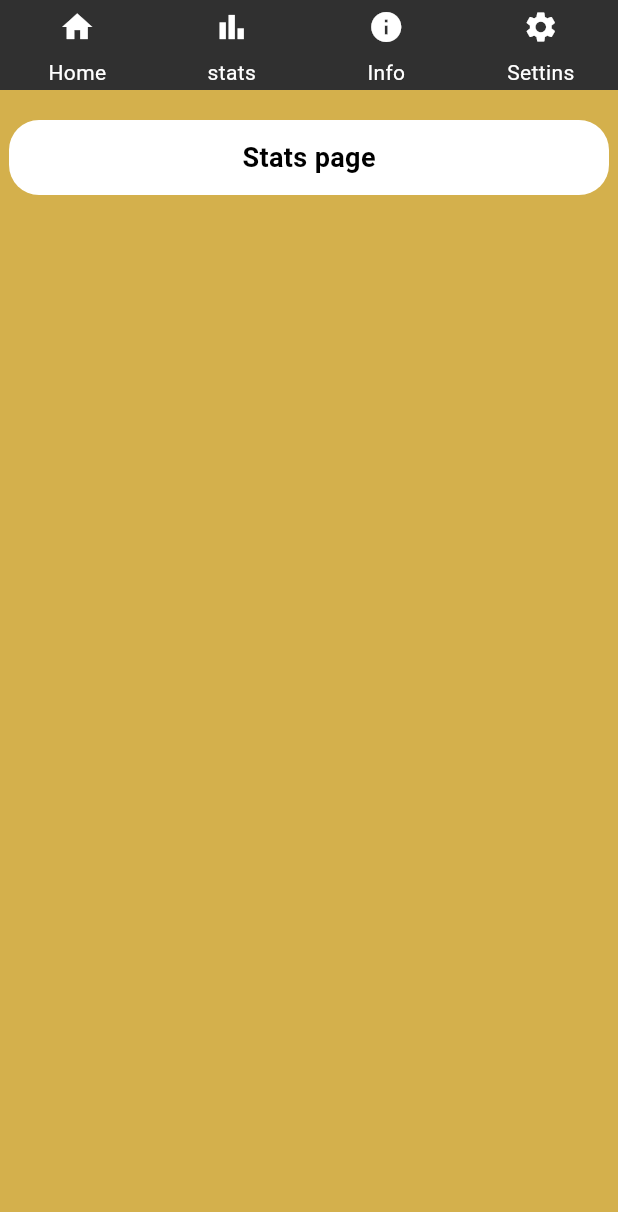
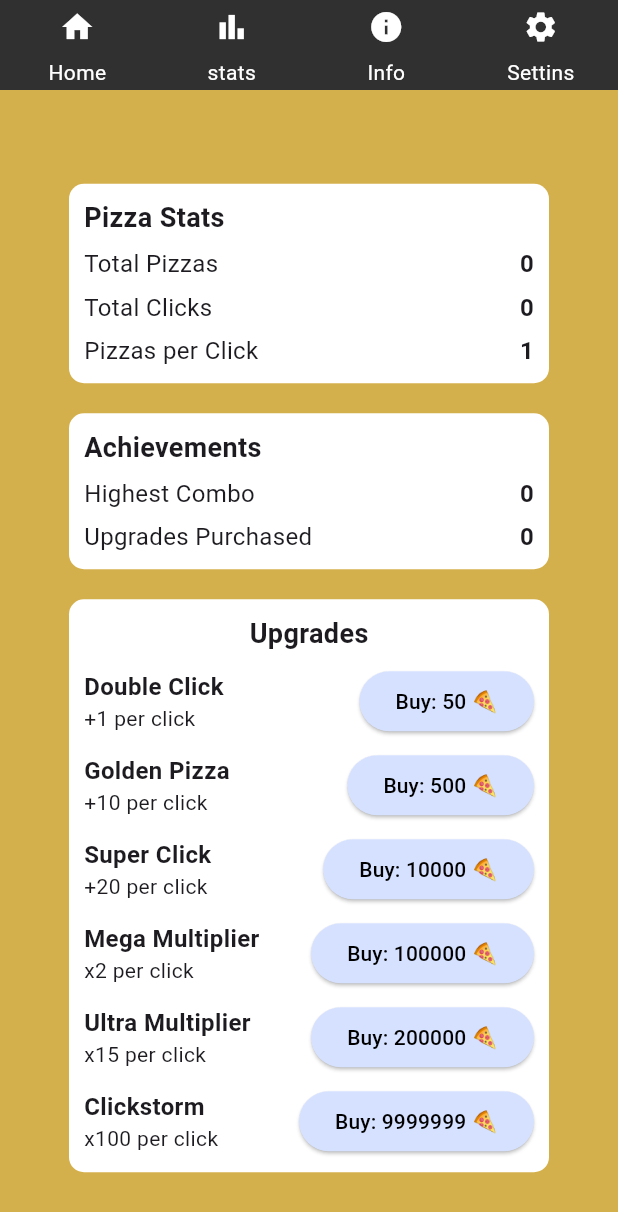
Before and after one commit to augi07/PizzaClicker, a Flutter app: the screen it shows after launch, item 2 of the bottom bar chosen, on a phone screen of 412 x 824 dp. Shown: the top 1212 px of the screen. Run offline on Flutter 3.47's test engine with Material 3 defaults, Android fonts, the phone set to English and light mode, and no system bars; our stand-ins replace shared_preferences.

Commit message:
adding upgrade sys into game in Stats file and fixing container size

```diff
--- a/lib/home.dart
+++ b/lib/home.dart
@@ -16,6 +16,8 @@ class MyHomePage extends StatefulWidget {
 }
 
 class _MyHomePageState extends State<MyHomePage> {
+  int _totalPizzas = 0;
+  int _pizzasPerClick = 1;
   int _counter = 0;
   int currentPageIndex = 0;
   double _imageSize = 300;
@@ -36,15 +38,25 @@ class _MyHomePageState extends State<MyHomePage> {
     final prefs = await SharedPreferences.getInstance();
     setState(() {
       _counter = (prefs.getInt('counter') ?? 0);
+      _totalPizzas = prefs.getInt('totalPizzas') ?? 0;
+      _pizzasPerClick = prefs.getInt('pizzasPerClick') ?? 1;
     });
+  }
+
+  Future<void> _saveGame() async {
+    final prefs = await SharedPreferences.getInstance();
+    await prefs.setInt('totalPizzas', _totalPizzas);
+    await prefs.setInt('pizzasPerClick', _pizzasPerClick);
   }
 
   Future<void> incrementCounter() async {
     final prefs = await SharedPreferences.getInstance();
     setState(() {
       _counter = (prefs.getInt('counter') ?? 0) + 1;
+      _totalPizzas += _pizzasPerClick;
       prefs.setInt('counter', _counter);
     });
+    await _saveGame();
   }
 
   @override
@@ -66,7 +78,10 @@ class _MyHomePageState extends State<MyHomePage> {
                 backgroundColor: Color.fromARGB(255, 48, 48, 48),
                 height: 60,
                 selectedIndex: currentPageIndex,
-                onDestinationSelected: (int index) {
+                onDestinationSelected: (int index) async {
+                  if (index == 0) {
+                    await _loadCounter();
+                  }
                   setState(() {
                     currentPageIndex = index;
                   });
@@ -109,7 +124,7 @@ class _MyHomePageState extends State<MyHomePage> {
                       style: TextStyle(fontSize: 24, fontWeight: FontWeight.w400, color: Colors.white70 ),
                     ),
                     Text(
-                      '$_counter',
+                      '$_totalPizzas',
                       style: TextStyle(fontSize: 40, fontWeight: FontWeight.w900, ),
                     ),
                   ],
@@ -155,9 +170,9 @@ class _MyHomePageState extends State<MyHomePage> {
                 child: Column(
                   mainAxisSize: MainAxisSize.min,
                   children: <Widget>[
-                    const Text(
-                      '1 pizzas per click',
-                      style: TextStyle(fontSize: 15, fontWeight: FontWeight.w400, color: Colors.white60 ),
+                    Text(
+                      '$_pizzasPerClick pizzas per click',
+                      style: const TextStyle(fontSize: 15, fontWeight: FontWeight.w400, color: Colors.white60),
                     ),
                   ],
                 ),
--- a/lib/statsContent.dart
+++ b/lib/statsContent.dart
@@ -1,28 +1,171 @@
 import 'package:flutter/material.dart';
+import 'package:shared_preferences/shared_preferences.dart';
 
-class StatsContent extends StatelessWidget {
+
+class StatsContent extends StatefulWidget {
+  const StatsContent({Key? key}) : super(key: key);
+
   @override
-  Widget build(BuildContext context) {
-    return Center(
+  State<StatsContent> createState() => _StatsContentState();
+}
+
+class _StatsContentState extends State<StatsContent> {
+  int totalPizzas = 0;
+  int totalClicks = 0;
+  int pizzasPerClick = 1;
+  int highestCombo = 0;
+  int upgradesPurchased = 0;
+
+
+  Future<void> loadPrefs() async {
+    final prefs = await SharedPreferences.getInstance();
+    setState(() {
+      totalPizzas = prefs.getInt('totalPizzas') ?? 0;
+      pizzasPerClick = prefs.getInt('pizzasPerClick') ?? 1;
+      upgradesPurchased = prefs.getInt('upgradesPurchased') ?? 0;
+    });
+  }
+
+  Future<void> buyUpgrade(int cost, int type) async {
+    if (totalPizzas < cost) return;
+
+    final prefs = await SharedPreferences.getInstance();
+    totalPizzas -= cost;
+    upgradesPurchased++;
+
+    switch (type) {
+      case 1: // Double Click (+2 per upgrade)
+        pizzasPerClick += 1;
+      case 2: // Golden Pizza (+10 per click)
+        pizzasPerClick += 10;
+      case 3: // Super Click (+ 20 per click)
+        pizzasPerClick += 20;
+      case 4: // Ultra Multiplier (×2)
+        pizzasPerClick *= 2;
+      case 5: // Ultra Multiplier (×15)
+        pizzasPerClick *= 15;
+      case 6: // Ultra Multiplier (×100)
+        pizzasPerClick *= 100;
+    }
+
+    await prefs.setInt('totalPizzas', totalPizzas);
+    await prefs.setInt('pizzasPerClick', pizzasPerClick);
+    await prefs.setInt('upgradesPurchased', upgradesPurchased);
+    setState(() {});
+  }
+
+  @override
+  void initState() {
+    super.initState();
+    loadPrefs();
+  }
+
+  Widget statCard(String title, Map<String, dynamic> stats) {
+    return Container(
+      margin: const EdgeInsets.only(top: 20),
+      width: 320,
+      decoration: BoxDecoration(
+        borderRadius: BorderRadius.circular(10),
+        color: Colors.white,
+      ),
+      padding: const EdgeInsets.all(10),
       child: Column(
-        mainAxisAlignment: MainAxisAlignment.start,
+        crossAxisAlignment: CrossAxisAlignment.start,
         children: [
-          Container(
-            alignment: Alignment.center,
-            margin: EdgeInsets.only(top: 20),
-            width: 400, height: 50,
-            decoration: BoxDecoration(
-              borderRadius: BorderRadius.all(Radius.circular(20)),
-              color: Colors.white,
+          Text(title, style: const TextStyle(fontSize: 18, fontWeight: FontWeight.w600)),
+          ...stats.entries.map((e) => Padding(
+                padding: const EdgeInsets.only(top: 6),
+                child: Row(
+                  mainAxisAlignment: MainAxisAlignment.spaceBetween,
+                  children: [
+                    Text(e.key, style: const TextStyle(fontSize: 16)),
+                    Text(e.value.toString(), style: const TextStyle(fontSize: 16, fontWeight: FontWeight.bold)),
+                  ],
+                ),
+              )),
+        ],
+      ),
+    );
+  }
+
+  Widget upgradeOption(String name, String desc, int cost, int type) {
+    return Padding(
+      padding: const EdgeInsets.only(top: 8),
+      child: Row(
+        mainAxisAlignment: MainAxisAlignment.spaceBetween,
+        children: [
+          Column(crossAxisAlignment: CrossAxisAlignment.start, children: [
+            Text(name, style: const TextStyle(fontSize: 16, fontWeight: FontWeight.w600)),
+            Text(desc, style: const TextStyle(fontSize: 14)),
+          ]),
+          ElevatedButton(
+            onPressed: () => buyUpgrade(cost, type),
+            style: ElevatedButton.styleFrom(
+              backgroundColor: const Color.fromARGB(255, 213, 225, 255),
+              foregroundColor: Colors.black,
+              shape: RoundedRectangleBorder(borderRadius: BorderRadius.circular(20)),
             ),
-            child: Text(
-              'Stats page',
-              style: TextStyle(fontSize: 18, fontWeight: FontWeight.w600, color: Colors.black ),
-
-            ),
+            child: Text('Buy: $cost 🍕'),
           ),
         ],
       ),
     );
   }
+
+  @override
+  Widget build(BuildContext context) {
+    return FutureBuilder<SharedPreferences>(
+      future: SharedPreferences.getInstance(),
+      builder: (context, snapshot) {
+        if (!snapshot.hasData) {
+          return const Center(child: CircularProgressIndicator());
+        }
+
+        final prefs = snapshot.data!;
+        totalPizzas = prefs.getInt('totalPizzas') ?? 0;
+
+        return SafeArea(
+          child: Center(
+            child: SingleChildScrollView(
+              child: Column(
+                crossAxisAlignment: CrossAxisAlignment.center,
+                children: [
+                  statCard("Pizza Stats", {
+                    "Total Pizzas": totalPizzas,
+                    "Total Clicks": totalClicks,
+                    "Pizzas per Click": pizzasPerClick,
+                  }),
+                  statCard("Achievements", {
+                    "Highest Combo": highestCombo,
+                    "Upgrades Purchased": upgradesPurchased,
+                  }),
+                  Container(
+                    margin: const EdgeInsets.only(top: 20),
+                    width: 320,
+                    decoration: BoxDecoration(
+                      borderRadius: BorderRadius.circular(10),
+                      color: Colors.white,
+                    ),
+                    padding: const EdgeInsets.all(10),
+                    child: Column(
+                      crossAxisAlignment: CrossAxisAlignment.center,
+                      children: [
+                        const Text("Upgrades", style: TextStyle(fontSize: 18, fontWeight: FontWeight.w600)),
+                        upgradeOption("Double Click", "+1 per click", 50, 1),
+                        upgradeOption("Golden Pizza", "+10 per click", 500, 2),
+                        upgradeOption("Super Click", "+20 per click", 10000, 3),
+                        upgradeOption("Mega Multiplier", "x2 per click", 100000, 4),
+                        upgradeOption("Ultra Multiplier", "x15 per click", 200000, 5),
+                        upgradeOption("Clickstorm", "x100 per click", 9999999, 6),
+                      ],
+                    ),
+                  ),
+                ],
+              ),
+            ),
+          ),
+        );
+      },
+    );
+  }
 }
```
Also changed, not shown: lib/InfoContent.dart (+4 -4 lines), lib/SettingsContent.dart (+12 -7 lines).
